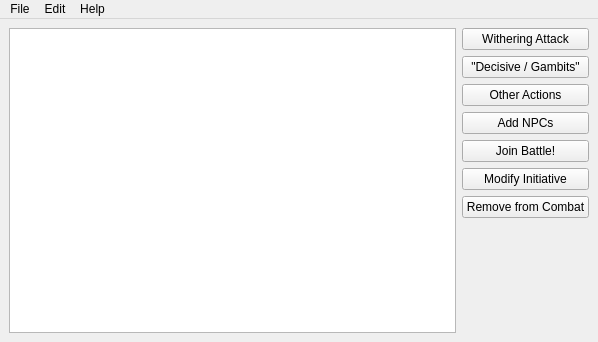
Before: the Qt Designer form lib/main_window.ui in ErikSeguinte/ex-3e-tracker-Python, drawn with Qt 5.
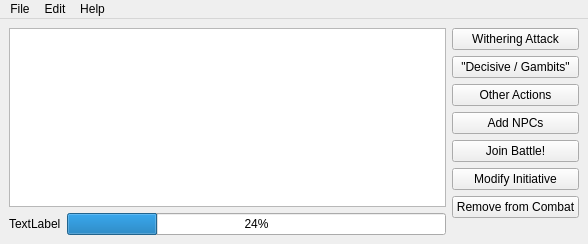
After: the same form once the commit is applied.

```diff
--- a/lib/main_window.ui
+++ b/lib/main_window.ui
@@ -6,8 +6,8 @@
    <rect>
     <x>0</x>
     <y>0</y>
-    <width>598</width>
-    <height>342</height>
+    <width>588</width>
+    <height>244</height>
    </rect>
   </property>
   <property name="windowTitle">
@@ -16,7 +16,29 @@
   <widget class="QWidget" name="centralwidget">
    <layout class="QHBoxLayout" name="horizontalLayout">
     <item>
-     <widget class="QTableView" name="tableView"/>
+     <layout class="QVBoxLayout" name="verticalLayout_2">
+      <item>
+       <widget class="QTableView" name="tableView"/>
+      </item>
+      <item>
+       <layout class="QFormLayout" name="formLayout">
+        <item row="0" column="1">
+         <widget class="QProgressBar" name="progressBar">
+          <property name="value">
+           <number>24</number>
+          </property>
+         </widget>
+        </item>
+        <item row="0" column="0">
+         <widget class="QLabel" name="progress_bar_lbl">
+          <property name="text">
+           <string>TextLabel</string>
+          </property>
+         </widget>
+        </item>
+       </layout>
+      </item>
+     </layout>
     </item>
     <item>
      <layout class="QVBoxLayout" name="verticalLayout">
@@ -91,8 +113,8 @@
     <rect>
      <x>0</x>
      <y>0</y>
-     <width>598</width>
-     <height>22</height>
+     <width>588</width>
+     <height>21</height>
     </rect>
    </property>
    <widget class="QMenu" name="menuFile">
```
